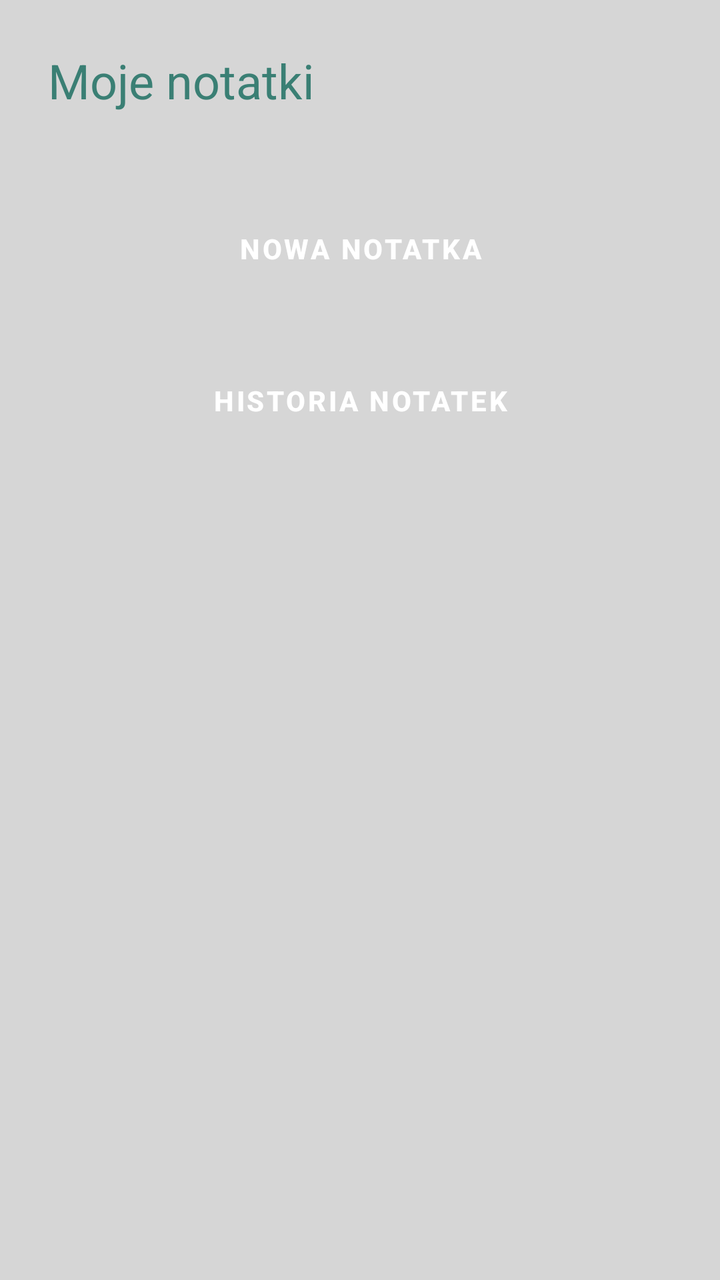
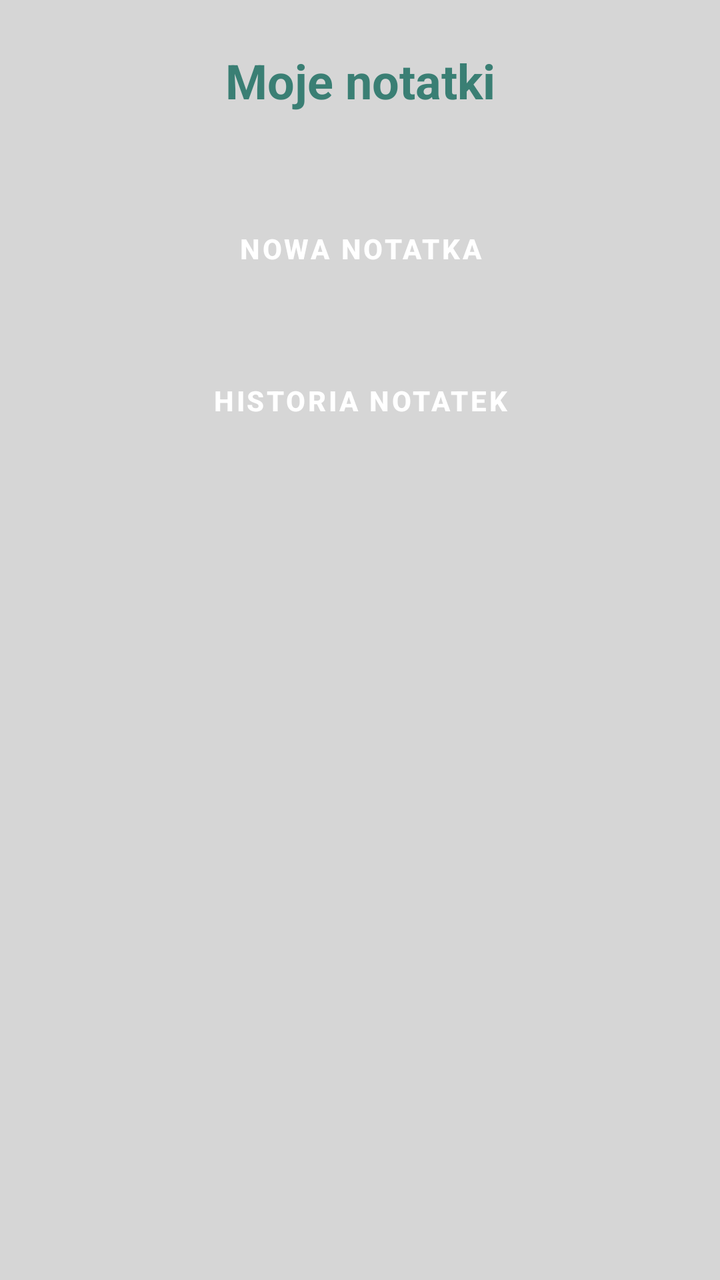

Two renders of the same Android screen: before a commit and after it. Below are the layout's source before the change and the commit's diff.
<!-- AndroidManifest.xml: activity theme Theme.GigaNotatnik -->
<!-- res/layout/activity_main.xml -->
<LinearLayout xmlns:android="http://schemas.android.com/apk/res/android"
    android:orientation="vertical"
    android:layout_width="match_parent"
    android:layout_height="match_parent"
    android:background="?attr/colorSurface"
    android:padding="24dp">

    <TextView
        android:text="@string/app_title"
        android:textSize="24sp"
        android:textColor="?attr/colorPrimary"
        android:layout_marginBottom="32dp"
        android:gravity="center"
        android:layout_width="wrap_content"
        android:layout_height="wrap_content"/>

    <Button
        android:id="@+id/btnGoToCreate"
        style="@style/AppButton"
        android:text="@string/new_note"
        android:layout_marginBottom="16dp"/>

    <Button
        android:id="@+id/btnGoToHistory"
        style="@style/AppButton"
        android:text="@string/note_history"/>
</LinearLayout>
<!-- resources referenced by this layout -->
<resources>
  <string name="app_title">Moje notatki</string>
  <string name="new_note">Nowa notatka</string>
  <string name="note_history">Historia notatek</string>
  <style name="AppButton" parent="Widget.MaterialComponents.Button">
          <item name="android:layout_width">match_parent</item>
          <item name="android:layout_height">wrap_content</item>
          <item name="android:layout_marginTop">12dp</item>
          <item name="android:background">@drawable/button_background</item>
          <item name="android:textColor">?attr/colorOnPrimary</item>
          <item name="android:textStyle">bold</item>
          <item name="android:elevation">2dp</item>
      </style>
  <style name="Theme.GigaNotatnik" parent="Theme.Material3.Light.NoActionBar">
          <item name="android:windowBackground">@color/background_light</item>
          <item name="colorPrimary">@color/primary_light</item>
          <item name="colorSecondary">@color/primary_teal_light</item>
          <item name="colorOnPrimary">@color/text_on_button_light</item>
          <item name="colorSurface">@color/surface_light</item>
          <item name="colorOnSurface">@color/text_primary_light</item>
      </style>
  <!-- drawable button_background (drawable) -->
  <?xml version="1.0" encoding="utf-8"?>
  <selector xmlns:android="http://schemas.android.com/apk/res/android">
      <shape xmlns:android="http://schemas.android.com/apk/res/android"
          android:shape="rectangle">
          <solid android:color="@color/primary_mint_light"/>
          <corners android:radius="12dp"/>
          <padding android:left="16dp" android:top="8dp"
              android:right="16dp" android:bottom="8dp"/>
      </shape>
  
  
  </selector>
  <color name="background_light">#E0E0E0</color>
  <color name="primary_light">#3A7F74</color>
  <color name="primary_teal_light">#2F6F63</color>
  <color name="text_on_button_light">#FFFFFF</color>
  <color name="surface_light">#D6D6D6</color>
  <color name="text_primary_light">#111111</color>
  <color name="primary_mint_light">#5FA88C</color>
</resources>

<!-- the commit's change to res/layout/activity_main.xml (unified diff, before → after) -->
@@ -10,8 +10,9 @@
         android:textSize="24sp"
         android:textColor="?attr/colorPrimary"
         android:layout_marginBottom="32dp"
+        android:textStyle="bold"
         android:gravity="center"
-        android:layout_width="wrap_content"
+        android:layout_width="match_parent"
         android:layout_height="wrap_content"/>
 
     <Button
